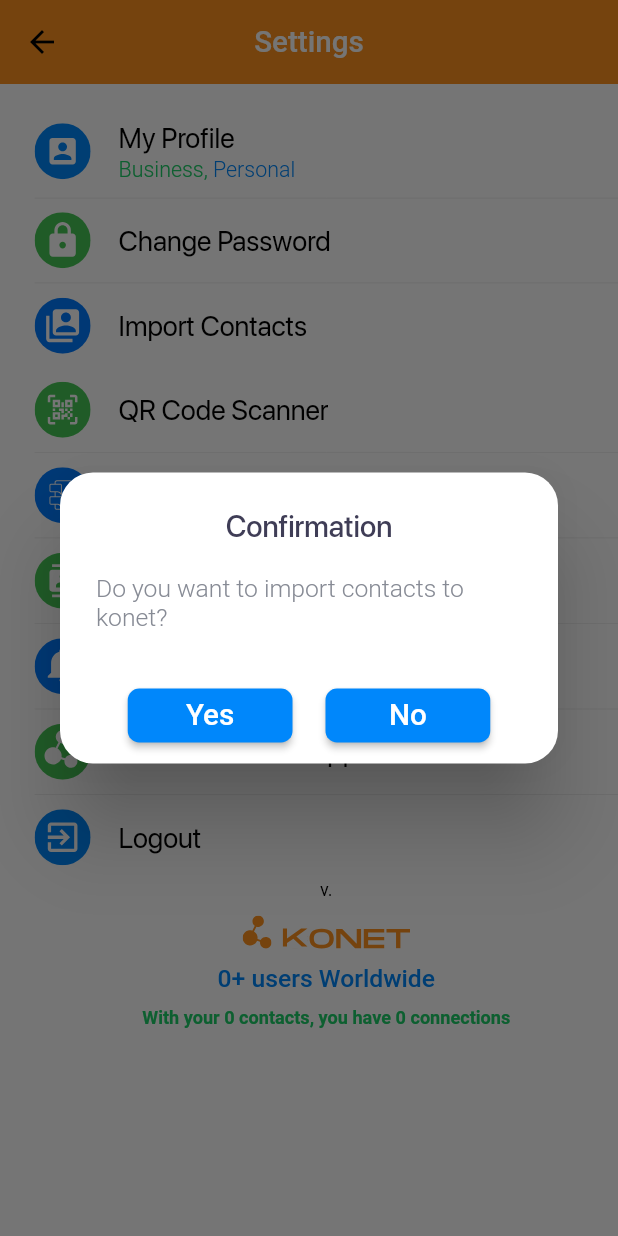
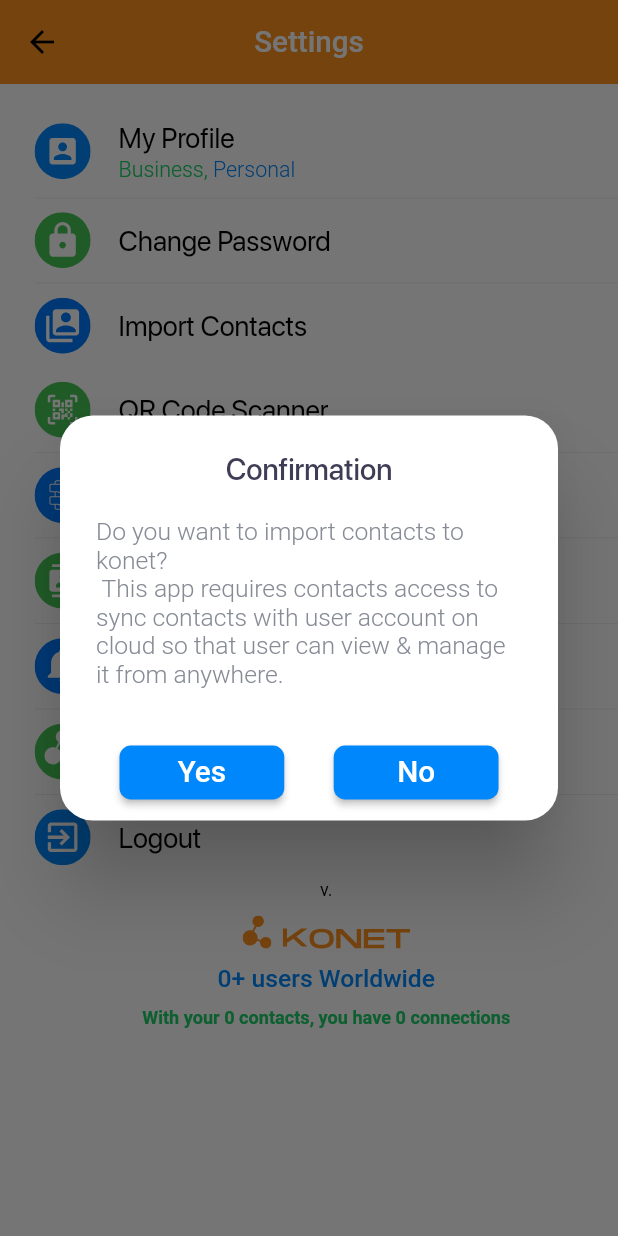
Before and after one commit to VikassGoyal/ci-cdsetup, a Flutter app: the Settings screen opened directly with empty values, after a tap on "Import Contacts", on a phone screen of 412 x 824 dp. Run offline on Flutter 3.47's test engine with Material 2 defaults, Android fonts, the phone set to English and light mode, and no system bars; our stand-ins replace another_carousel_pro, azlistview, cached_network_image, contacts_service, date_format, dio and 29 more; missing offline and left inert: call_log, dart:ffi, flutter_dtmf, flutter_phone_direct_caller, gtm, lpinyin and 1 more; accounts and stored records are empty; generated files the repository leaves out were written again; network calls fail; Roboto replaces fonts that are missing (SfproRounded); project files that could hold a hidden picture were left out.

Commit message:
contactdialog/info-change

```diff
--- a/lib/src/ui/contactsPage.dart
+++ b/lib/src/ui/contactsPage.dart
@@ -942,7 +942,7 @@ class _ContactsPageState extends State<ContactsPage> {
             ),
           ),
           content: Text(
-            'Do you want to import contacts to konet?',
+            'Do you want to import contacts to konet?\nThis app requires contacts access to sync contacts with user account on cloud so that user can view & manage it from anywhere.',
             style: TextStyle(
                 color: AppColor.logoutheadingcolor,
                 fontFamily: kSfproRoundedFontFamily,
@@ -971,7 +971,7 @@ class _ContactsPageState extends State<ContactsPage> {
                   ),
                 ),
                 SizedBox(
-                  width: 20.w,
+                  width: 30.w,
                 ),
                 Container(
                   constraints: BoxConstraints(minWidth: 100.0.w),
--- a/lib/src/ui/settings/settings.dart
+++ b/lib/src/ui/settings/settings.dart
@@ -603,7 +603,7 @@ class _SettingsState extends State<Settings> {
             ),
           ),
           content: Text(
-            'Do you want to import contacts to konet?',
+            'Do you want to import contacts to konet? \n This app requires contacts access to sync contacts with user account on cloud so that user can view & manage it from anywhere.',
             style: TextStyle(
                 color: Color(0xff878B95),
                 fontFamily: kSfproRoundedFontFamily,
@@ -632,7 +632,7 @@ class _SettingsState extends State<Settings> {
                   ),
                 ),
                 SizedBox(
-                  width: 20.w,
+                  width: 30.w,
                 ),
                 Container(
                   constraints: BoxConstraints(minWidth: 100.0.w),
```
Also changed, not shown: 1 other file.
